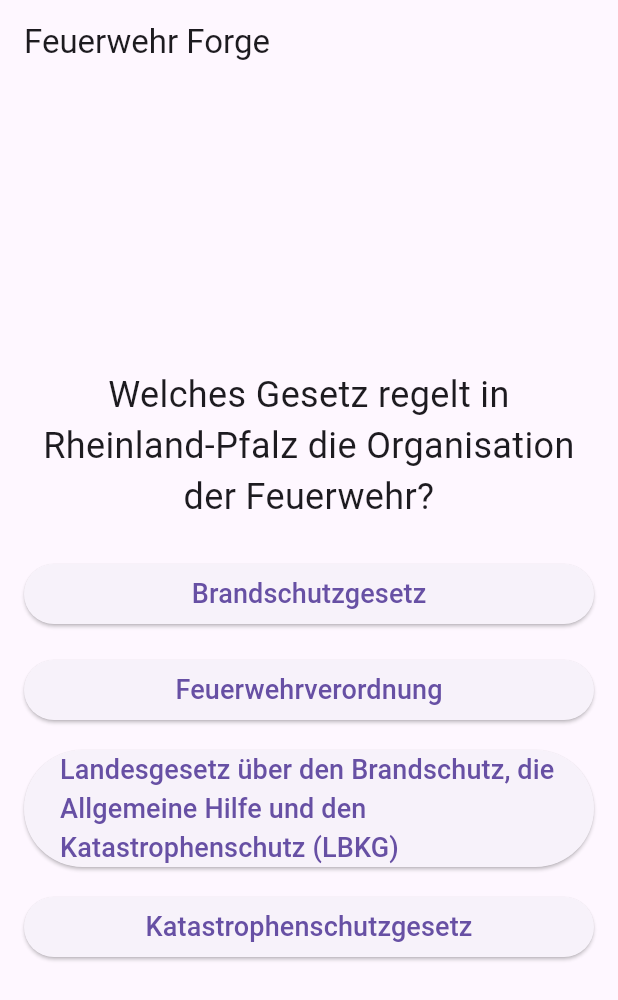
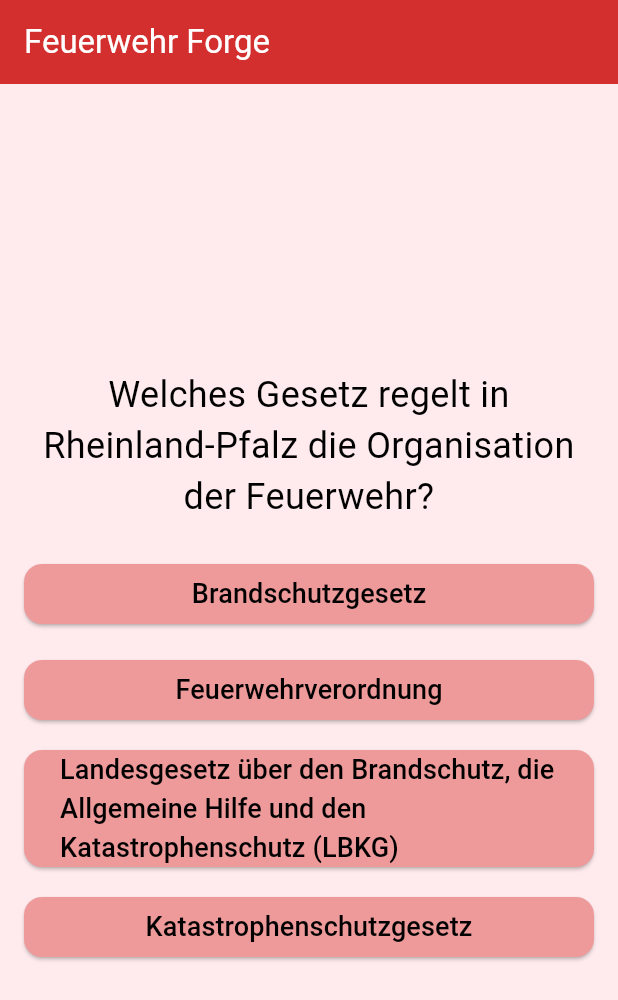
Before and after one commit to Zachfo/feuerwehr_forge, a Flutter app: the screen it shows after launch, on a phone screen of 412 x 824 dp. Shown: the top 1000 px of the screen. Run offline on Flutter 3.47's test engine with Material 3 defaults, Android fonts, the phone set to English and light mode, and no system bars.

Commit message:
Design updates

```diff
--- a/lib/main.dart
+++ b/lib/main.dart
@@ -11,9 +11,22 @@ class MyApp extends StatelessWidget {
   @override
   Widget build(BuildContext context) {
     return MaterialApp(
-      title: 'Exam Preparation App',
+      title: 'Feuerwehr Forge',
       theme: ThemeData(
-        primarySwatch: Colors.blue,
+        primarySwatch: Colors.red,
+        colorScheme: ColorScheme.fromSwatch(
+          primarySwatch: Colors.red,
+        ).copyWith(
+          secondary: Colors.redAccent,
+        ),
+        elevatedButtonTheme: ElevatedButtonThemeData(
+          style: ElevatedButton.styleFrom(
+            backgroundColor: Colors.redAccent,
+            foregroundColor: Colors.black, shape: RoundedRectangleBorder(
+              borderRadius: BorderRadius.circular(12.0),
+            ),
+          ),
+        ),
       ),
       home: const QuizScreen(),
     );
--- a/lib/screens/quiz_screen.dart
+++ b/lib/screens/quiz_screen.dart
@@ -27,7 +27,10 @@ class _QuizScreenState extends State<QuizScreen> {
     return Scaffold(
       appBar: AppBar(
         title: const Text('Feuerwehr Forge'),
+        backgroundColor: Colors.red[700],
+        foregroundColor: Colors.white,
       ),
+      backgroundColor: Colors.red[50],
       body: _currentQuestionIndex < questions.length
           ? Column(
         mainAxisAlignment: MainAxisAlignment.center,
@@ -48,6 +51,9 @@ class _QuizScreenState extends State<QuizScreen> {
               padding: const EdgeInsets.symmetric(horizontal: 16.0, vertical: 8.0),
               child: ElevatedButton(
                 onPressed: () => _answerQuestion(index),
+                style: Theme.of(context).elevatedButtonTheme.style?.copyWith(
+                  backgroundColor: MaterialStateProperty.all(Colors.red[200]), // Adjust the color as needed
+                ),
                 child: Text(option, style: const TextStyle(fontSize: 18.0)),
               ),
             );
```
